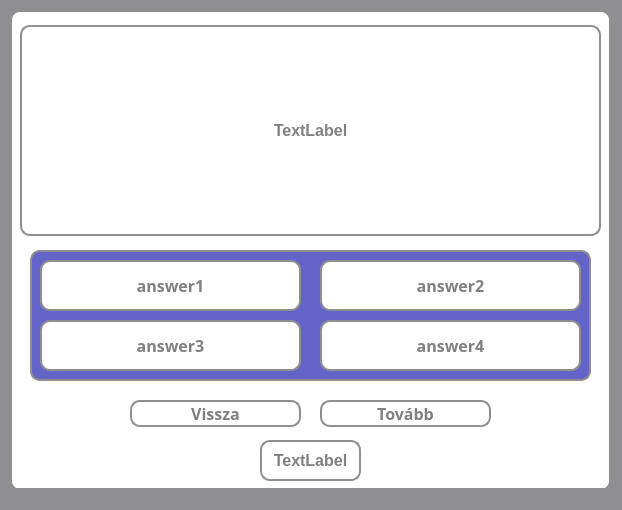
Above: src/main/resources/ui/dark/quizScreen.ui from pkristof1999/Szakdolgozat before the change. Below: the same form after it.
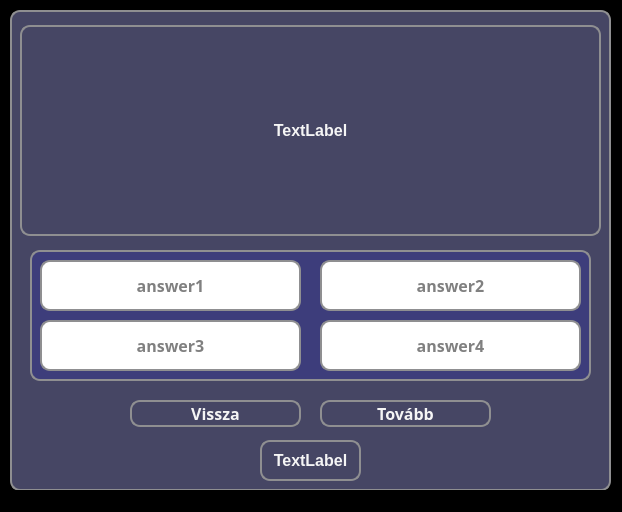
That is the form after the change.

Patch:
```diff
--- a/src/main/resources/ui/dark/quizScreen.ui
+++ b/src/main/resources/ui/dark/quizScreen.ui
@@ -7,7 +7,7 @@
     <x>0</x>
     <y>0</y>
     <width>622</width>
-    <height>510</height>
+    <height>512</height>
    </rect>
   </property>
   <property name="windowTitle">
@@ -15,7 +15,7 @@
   </property>
   <property name="styleSheet">
    <string notr="true">* {
-	background-color: #8f8f91;
+	background-color: black;
 }</string>
   </property>
   <widget class="QWidget" name="centralwidget">
@@ -30,7 +30,7 @@
     </property>
     <property name="styleSheet">
      <string notr="true">* {
-	background-color: white;
+	background-color: rgb(70, 70, 100);
     border: 2px solid #8f8f91;
     border-radius: 10px;
     color: white;
@@ -49,7 +49,7 @@
      </property>
      <property name="styleSheet">
       <string notr="true">* {
-	background-color: rgb(100, 100, 200);
+	background-color: #3d3d7b;
 	border: 2px solid #8f8f91;
 	border-radius: 10px;
 	color: white;
@@ -212,8 +212,8 @@
      </property>
      <property name="styleSheet">
       <string notr="true">* {
-	background-color: white;
-	color: grey;
+	background-color: rgb(70, 70, 100);
+	color: whitesmoke;
 }
 
 *:hover {
@@ -243,8 +243,8 @@
      </property>
      <property name="styleSheet">
       <string notr="true">* {
-	background-color: white;
-	color: grey;
+	background-color: rgb(70, 70, 100);
+	color: whitesmoke;
 }
 
 *:hover {
@@ -267,7 +267,7 @@
      </property>
      <property name="styleSheet">
       <string notr="true">* {
-	color: grey;
+	color: whitesmoke;
 }</string>
      </property>
      <property name="text">
@@ -288,8 +288,8 @@
      </property>
      <property name="styleSheet">
       <string notr="true">* {
-	    color: grey;
-      }</string>
+	    color: whitesmoke;
+}</string>
      </property>
      <property name="text">
       <string>TextLabel</string>
```
